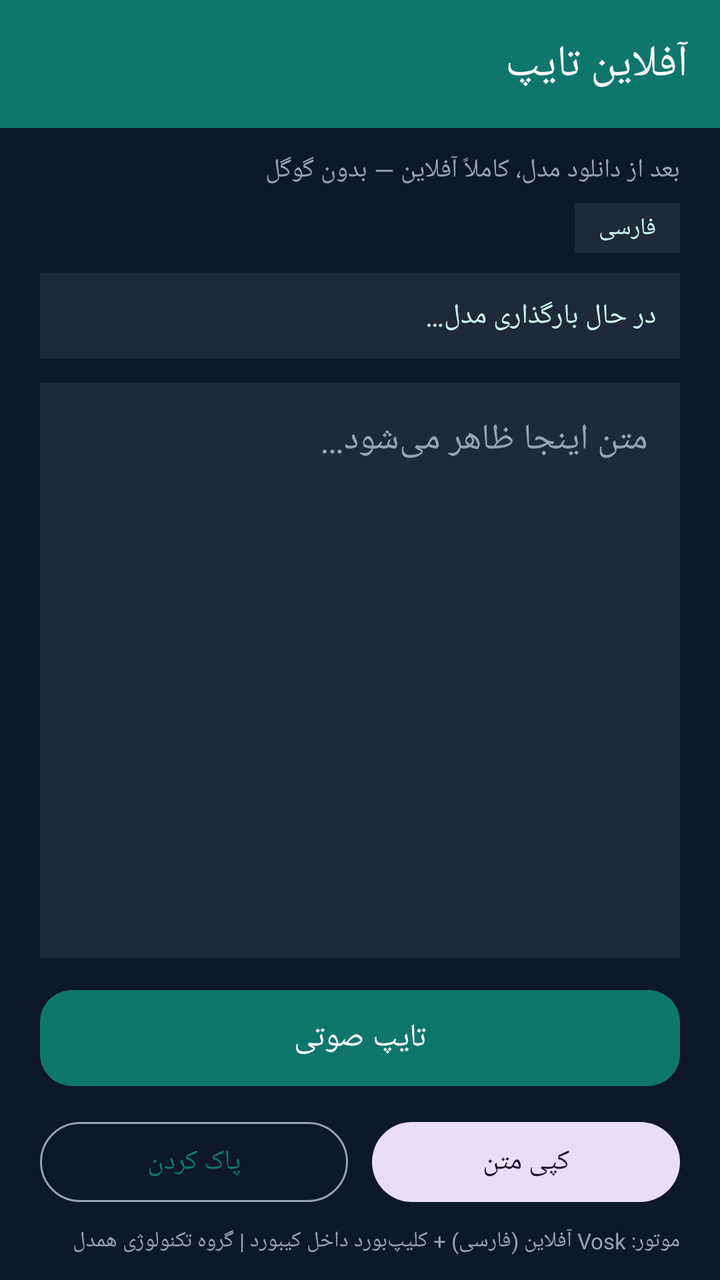
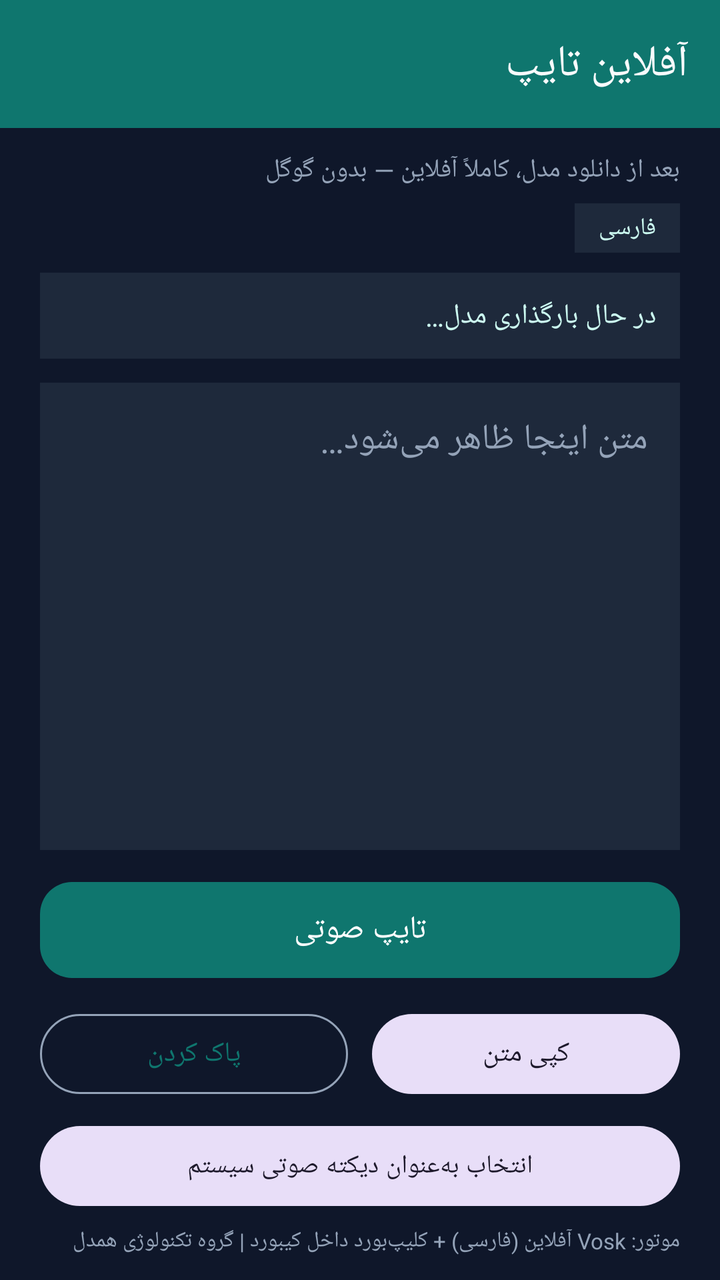

An Android layout rendered at two revisions. The XML below is the earlier revision; the diff shows what the commit changed to produce the second picture.
<!-- AndroidManifest.xml: application theme Theme.PersianOfflineSTT -->
<!-- res/layout/activity_main.xml -->
<?xml version="1.0" encoding="utf-8"?>
<androidx.constraintlayout.widget.ConstraintLayout
    xmlns:android="http://schemas.android.com/apk/res/android"
    xmlns:app="http://schemas.android.com/apk/res-auto"
    android:layout_width="match_parent"
    android:layout_height="match_parent"
    android:background="@color/bg_dark"
    android:layoutDirection="rtl">

    <com.google.android.material.appbar.MaterialToolbar
        android:id="@+id/toolbar"
        android:layout_width="0dp"
        android:layout_height="wrap_content"
        android:background="@color/teal_700"
        android:theme="@style/ThemeOverlay.Material3.Dark.ActionBar"
        app:title="@string/app_name"
        app:titleTextColor="@color/text_primary"
        app:layout_constraintTop_toTopOf="parent"
        app:layout_constraintStart_toStartOf="parent"
        app:layout_constraintEnd_toEndOf="parent" />

    <TextView
        android:id="@+id/subtitle"
        android:layout_width="0dp"
        android:layout_height="wrap_content"
        android:layout_marginStart="20dp"
        android:layout_marginEnd="20dp"
        android:layout_marginTop="12dp"
        android:text="@string/offline_note"
        android:textColor="@color/text_muted"
        android:textSize="13sp"
        app:layout_constraintTop_toBottomOf="@id/toolbar"
        app:layout_constraintStart_toStartOf="parent"
        app:layout_constraintEnd_toEndOf="parent" />

    <TextView
        android:id="@+id/langBadge"
        android:layout_width="wrap_content"
        android:layout_height="wrap_content"
        android:layout_marginTop="8dp"
        android:layout_marginStart="20dp"
        android:paddingHorizontal="12dp"
        android:paddingVertical="4dp"
        android:background="@color/surface"
        android:text="@string/lang_fa"
        android:textColor="@color/teal_100"
        android:textSize="12sp"
        app:layout_constraintTop_toBottomOf="@id/subtitle"
        app:layout_constraintStart_toStartOf="parent" />

    <TextView
        android:id="@+id/status"
        android:layout_width="0dp"
        android:layout_height="wrap_content"
        android:layout_marginTop="10dp"
        android:layout_marginStart="20dp"
        android:layout_marginEnd="20dp"
        android:padding="12dp"
        android:background="@color/surface"
        android:text="@string/status_loading"
        android:textColor="@color/teal_100"
        android:textSize="14sp"
        app:layout_constraintTop_toBottomOf="@id/langBadge"
        app:layout_constraintStart_toStartOf="parent"
        app:layout_constraintEnd_toEndOf="parent" />

    <ProgressBar
        android:id="@+id/progress"
        style="?android:attr/progressBarStyleHorizontal"
        android:layout_width="0dp"
        android:layout_height="wrap_content"
        android:layout_marginTop="8dp"
        android:layout_marginStart="20dp"
        android:layout_marginEnd="20dp"
        android:max="100"
        android:progress="0"
        android:visibility="gone"
        app:layout_constraintTop_toBottomOf="@id/status"
        app:layout_constraintStart_toStartOf="parent"
        app:layout_constraintEnd_toEndOf="parent" />

    <EditText
        android:id="@+id/resultText"
        android:layout_width="0dp"
        android:layout_height="0dp"
        android:layout_marginTop="12dp"
        android:layout_marginBottom="12dp"
        android:layout_marginStart="20dp"
        android:layout_marginEnd="20dp"
        android:background="@color/surface"
        android:gravity="top|start"
        android:hint="@string/hint_text"
        android:textColorHint="@color/text_muted"
        android:textColor="@color/text_primary"
        android:padding="16dp"
        android:textSize="18sp"
        android:inputType="textMultiLine|textCapSentences"
        android:scrollbars="vertical"
        app:layout_constraintTop_toBottomOf="@id/progress"
        app:layout_constraintBottom_toTopOf="@id/micButton"
        app:layout_constraintStart_toStartOf="parent"
        app:layout_constraintEnd_toEndOf="parent" />

    <com.google.android.material.button.MaterialButton
        android:id="@+id/micButton"
        android:layout_width="0dp"
        android:layout_height="56dp"
        android:layout_marginBottom="10dp"
        android:layout_marginStart="20dp"
        android:layout_marginEnd="20dp"
        android:text="@string/btn_mic"
        android:textSize="16sp"
        app:backgroundTint="@color/teal_700"
        app:cornerRadius="16dp"
        app:layout_constraintBottom_toTopOf="@id/actionsRow"
        app:layout_constraintStart_toStartOf="parent"
        app:layout_constraintEnd_toEndOf="parent" />

    <LinearLayout
        android:id="@+id/actionsRow"
        android:layout_width="0dp"
        android:layout_height="wrap_content"
        android:orientation="horizontal"
        android:layout_marginBottom="8dp"
        android:layout_marginStart="20dp"
        android:layout_marginEnd="20dp"
        app:layout_constraintBottom_toTopOf="@id/modelInfo"
        app:layout_constraintStart_toStartOf="parent"
        app:layout_constraintEnd_toEndOf="parent">

        <com.google.android.material.button.MaterialButton
            android:id="@+id/copyButton"
            style="@style/Widget.Material3.Button.TonalButton"
            android:layout_width="0dp"
            android:layout_height="48dp"
            android:layout_weight="1"
            android:layout_marginEnd="6dp"
            android:text="@string/btn_copy" />

        <com.google.android.material.button.MaterialButton
            android:id="@+id/clearButton"
            style="@style/Widget.Material3.Button.OutlinedButton"
            android:layout_width="0dp"
            android:layout_height="48dp"
            android:layout_weight="1"
            android:layout_marginStart="6dp"
            android:text="@string/btn_clear"
            app:strokeColor="@color/text_muted" />
    </LinearLayout>

    <TextView
        android:id="@+id/modelInfo"
        android:layout_width="0dp"
        android:layout_height="wrap_content"
        android:layout_marginBottom="12dp"
        android:layout_marginStart="20dp"
        android:layout_marginEnd="20dp"
        android:text="@string/model_info"
        android:textColor="@color/text_muted"
        android:textSize="11sp"
        app:layout_constraintBottom_toBottomOf="parent"
        app:layout_constraintStart_toStartOf="parent"
        app:layout_constraintEnd_toEndOf="parent" />

</androidx.constraintlayout.widget.ConstraintLayout>
<!-- resources referenced by this layout -->
<resources>
  <color name="bg_dark">#0F172A</color>
  <color name="surface">#1E293B</color>
  <color name="teal_100">#CCFBF1</color>
  <color name="teal_700">#0F766E</color>
  <color name="text_muted">#94A3B8</color>
  <color name="text_primary">#F8FAFC</color>
  <string name="app_name">آفلاین تایپ</string>
  <string name="btn_clear">پاک کردن</string>
  <string name="btn_copy">کپی متن</string>
  <string name="btn_mic">تایپ صوتی</string>
  <string name="hint_text">متن اینجا ظاهر می‌شود…</string>
  <string name="lang_fa">فارسی</string>
  <string name="model_info">موتور: Vosk آفلاین (فارسی) + کلیپ‌بورد داخل کیبورد | گروه تکنولوژی همدل</string>
  <string name="offline_note">بعد از دانلود مدل، کاملاً آفلاین — بدون گوگل</string>
  <string name="status_loading">در حال بارگذاری مدل…</string>
  <style name="Theme.PersianOfflineSTT" parent="Theme.Material3.DayNight.NoActionBar">
          <item name="colorPrimary">#0F766E</item>
          <item name="colorPrimaryContainer">#CCFBF1</item>
          <item name="colorOnPrimary">#FFFFFF</item>
          <item name="android:statusBarColor">#0F766E</item>
          <item name="android:navigationBarColor">#0F172A</item>
      </style>
</resources>

<!-- the commit's change to res/layout/activity_main.xml (unified diff, before → after) -->
@@ -124,7 +124,7 @@
         android:layout_marginBottom="8dp"
         android:layout_marginStart="20dp"
         android:layout_marginEnd="20dp"
-        app:layout_constraintBottom_toTopOf="@id/modelInfo"
+        app:layout_constraintBottom_toTopOf="@id/dictationButton"
         app:layout_constraintStart_toStartOf="parent"
         app:layout_constraintEnd_toEndOf="parent">
 
@@ -148,6 +148,21 @@
             app:strokeColor="@color/text_muted" />
     </LinearLayout>
 
+
+    <com.google.android.material.button.MaterialButton
+        android:id="@+id/dictationButton"
+        style="@style/Widget.Material3.Button.TonalButton"
+        android:layout_width="0dp"
+        android:layout_height="48dp"
+        android:layout_marginBottom="6dp"
+        android:layout_marginStart="20dp"
+        android:layout_marginEnd="20dp"
+        android:text="@string/btn_dictation"
+        android:textSize="13sp"
+        app:layout_constraintBottom_toTopOf="@id/modelInfo"
+        app:layout_constraintStart_toStartOf="parent"
+        app:layout_constraintEnd_toEndOf="parent" />
+
     <TextView
         android:id="@+id/modelInfo"
         android:layout_width="0dp"
<!-- resource entries referenced after the edit -->
@@ -9,6 +9,7 @@
   <string name="app_name">آفلاین تایپ</string>
   <string name="btn_clear">پاک کردن</string>
   <string name="btn_copy">کپی متن</string>
+  <string name="btn_dictation">انتخاب به‌عنوان دیکته صوتی سیستم</string>
   <string name="btn_mic">تایپ صوتی</string>
   <string name="hint_text">متن اینجا ظاهر می‌شود…</string>
   <string name="lang_fa">فارسی</string>
